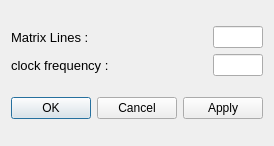
Old version of the form gui/odmr/ui_odmr_settings.ui in the repository Ulm-IQO/qudi.
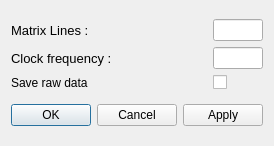
New version of the form.

Commit message: Fix ODMR GUI:  * you can now enable saving raw data in the settings dialog  * parameters are actually stored on program end and restored on start

What changed in the file:
```diff
--- a/gui/odmr/ui_odmr_settings.ui
+++ b/gui/odmr/ui_odmr_settings.ui
@@ -6,7 +6,7 @@
    <rect>
     <x>0</x>
     <y>0</y>
-    <width>255</width>
+    <width>270</width>
     <height>146</height>
    </rect>
   </property>
@@ -55,7 +55,7 @@
         <string>That is the inverse time how long the scanner stays at the desired frequency and counts.</string>
        </property>
        <property name="text">
-        <string>clock frequency :</string>
+        <string>Clock frequency :</string>
        </property>
       </widget>
      </item>
@@ -72,6 +72,20 @@
        </property>
       </widget>
      </item>
+     <item row="2" column="1">
+      <widget class="QCheckBox" name="save_raw_data_box">
+       <property name="text">
+        <string/>
+       </property>
+      </widget>
+     </item>
+     <item row="2" column="0">
+      <widget class="QLabel" name="label_3">
+       <property name="text">
+        <string>Save raw data</string>
+       </property>
+      </widget>
+     </item>
     </layout>
    </item>
    <item row="1" column="0">
```
Left out of the diff: 20 changed lines with no effect on the pictures. The commit also changes 2 other files.
